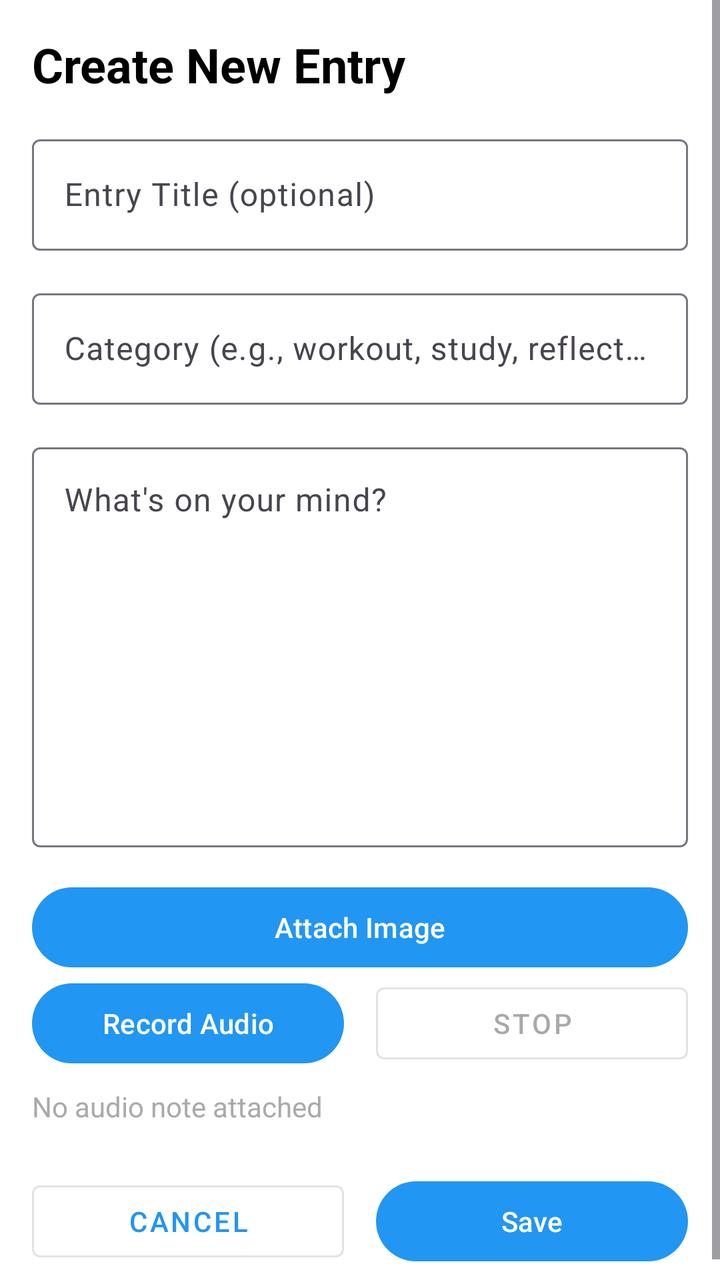
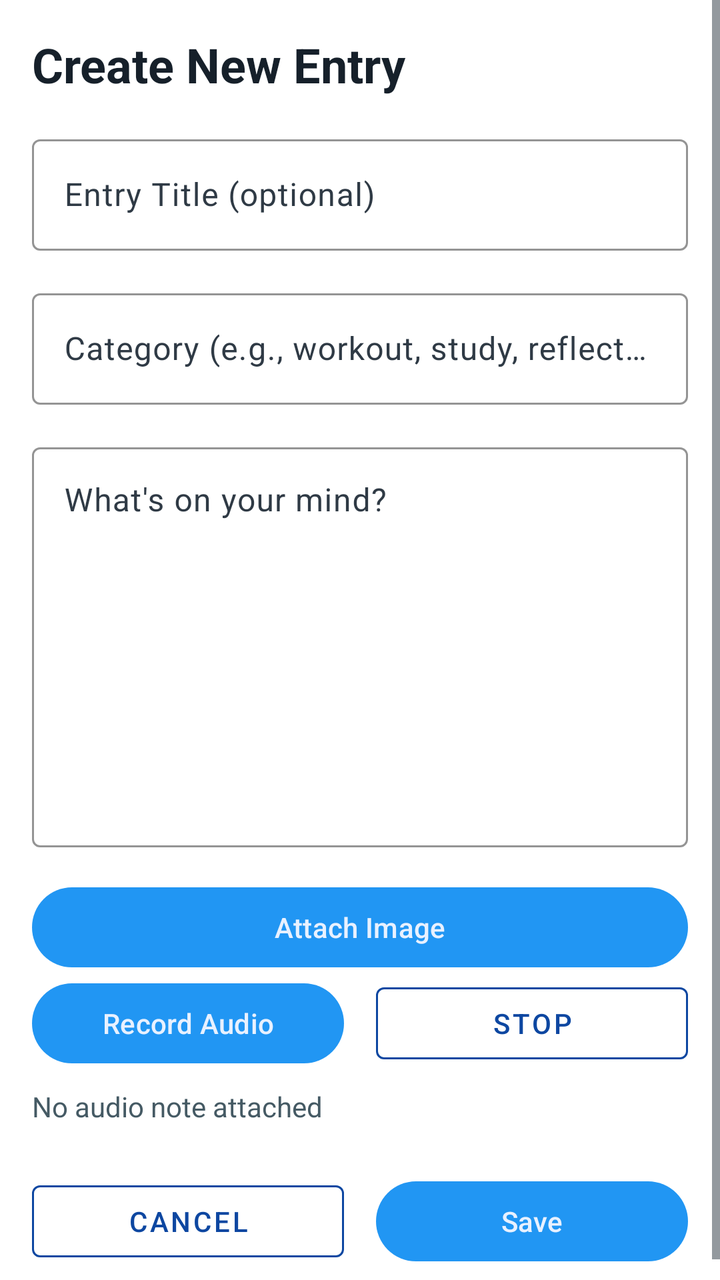

The first picture is an Android layout as it rendered before a commit; the second is the same layout after the commit. The layout source and the unified diff follow.
<!-- AndroidManifest.xml: application theme Theme.LifeLogger -->
<!-- res/layout/fragment_create_entry.xml -->
<?xml version="1.0" encoding="utf-8"?>
<ScrollView xmlns:android="http://schemas.android.com/apk/res/android"
    android:layout_width="match_parent"
    android:layout_height="match_parent"
    android:background="@android:color/white">

    <LinearLayout
        android:layout_width="match_parent"
        android:layout_height="wrap_content"
        android:orientation="vertical"
        android:padding="16dp">

        
        <TextView
            android:layout_width="match_parent"
            android:layout_height="wrap_content"
            android:text="Create New Entry"
            android:textSize="24sp"
            android:textStyle="bold"
            android:textColor="@android:color/black"
            android:layout_marginBottom="16dp" />

        
        <com.google.android.material.textfield.TextInputLayout
            android:layout_width="match_parent"
            android:layout_height="wrap_content"
            android:layout_marginBottom="16dp">

            <com.google.android.material.textfield.TextInputEditText
                android:id="@+id/titleInput"
                android:layout_width="match_parent"
                android:layout_height="wrap_content"
                android:hint="Entry Title (optional)" />
        </com.google.android.material.textfield.TextInputLayout>

        
        <com.google.android.material.textfield.TextInputLayout
            android:layout_width="match_parent"
            android:layout_height="wrap_content"
            android:layout_marginBottom="16dp">

            <com.google.android.material.textfield.TextInputEditText
                android:id="@+id/categoryInput"
                android:layout_width="match_parent"
                android:layout_height="wrap_content"
                android:hint="Category (e.g., workout, study, reflection)" />
        </com.google.android.material.textfield.TextInputLayout>

        
        <com.google.android.material.textfield.TextInputLayout
            android:layout_width="match_parent"
            android:layout_height="wrap_content"
            android:layout_marginBottom="16dp">

            <com.google.android.material.textfield.TextInputEditText
                android:id="@+id/contentInput"
                android:layout_width="match_parent"
                android:layout_height="200dp"
                android:hint="What's on your mind?"
                android:gravity="top" />
        </com.google.android.material.textfield.TextInputLayout>

        <com.google.android.material.button.MaterialButton
            android:id="@+id/attachImageButton"
            android:layout_width="match_parent"
            android:layout_height="wrap_content"
            android:text="Attach Image" />

        <ImageView
            android:id="@+id/selectedImagePreview"
            android:layout_width="match_parent"
            android:layout_height="180dp"
            android:layout_marginTop="8dp"
            android:layout_marginBottom="16dp"
            android:adjustViewBounds="true"
            android:scaleType="centerCrop"
            android:visibility="gone" />

        <LinearLayout
            android:layout_width="match_parent"
            android:layout_height="wrap_content"
            android:orientation="horizontal">

            <com.google.android.material.button.MaterialButton
                android:id="@+id/startRecordingButton"
                android:layout_width="0dp"
                android:layout_height="wrap_content"
                android:layout_weight="1"
                android:layout_marginEnd="8dp"
                android:text="Record Audio" />

            <com.google.android.material.button.MaterialButton
                android:id="@+id/stopRecordingButton"
                android:layout_width="0dp"
                android:layout_height="wrap_content"
                android:layout_weight="1"
                android:layout_marginStart="8dp"
                android:enabled="false"
                android:text="Stop"
                style="@style/Widget.MaterialComponents.Button.OutlinedButton" />
        </LinearLayout>

        <TextView
            android:id="@+id/audioStatusText"
            android:layout_width="match_parent"
            android:layout_height="wrap_content"
            android:layout_marginTop="8dp"
            android:layout_marginBottom="8dp"
            android:text="No audio note attached"
            android:textColor="@android:color/darker_gray" />

        
        <LinearLayout
            android:layout_width="match_parent"
            android:layout_height="wrap_content"
            android:orientation="horizontal"
            android:gravity="center"
            android:layout_marginTop="16dp">

            <com.google.android.material.button.MaterialButton
                android:id="@+id/cancelButton"
                android:layout_width="0dp"
                android:layout_height="wrap_content"
                android:layout_weight="1"
                android:layout_marginEnd="8dp"
                android:text="Cancel"
                style="@style/Widget.MaterialComponents.Button.OutlinedButton" />

            <com.google.android.material.button.MaterialButton
                android:id="@+id/saveButton"
                android:layout_width="0dp"
                android:layout_height="wrap_content"
                android:layout_weight="1"
                android:layout_marginStart="8dp"
                android:text="Save" />
        </LinearLayout>

    </LinearLayout>

</ScrollView>
<!-- resources referenced by this layout -->
<resources>
  <style name="Theme.LifeLogger" parent="Base.Theme.LifeLogger" />
  <style name="Base.Theme.LifeLogger" parent="Theme.Material3.DayNight.NoActionBar">
          
          <item name="colorPrimary">@color/primary_blue</item>
          <item name="colorPrimaryDark">@color/primary_dark_blue</item>
          <item name="colorAccent">@color/accent_red</item>
      </style>
  <color name="primary_blue">#2196F3</color>
  <color name="primary_dark_blue">#1976D2</color>
  <color name="accent_red">#FF6B6B</color>
</resources>

<!-- the commit's change to res/layout/fragment_create_entry.xml (unified diff, before → after) -->
@@ -1,5 +1,6 @@
 <?xml version="1.0" encoding="utf-8"?>
 <ScrollView xmlns:android="http://schemas.android.com/apk/res/android"
+    xmlns:app="http://schemas.android.com/apk/res-auto"
     android:layout_width="match_parent"
     android:layout_height="match_parent"
     android:background="@android:color/white">
@@ -17,46 +18,58 @@
             android:text="Create New Entry"
             android:textSize="24sp"
             android:textStyle="bold"
-            android:textColor="@android:color/black"
+            android:textColor="@color/text_primary"
             android:layout_marginBottom="16dp" />
 
         
         <com.google.android.material.textfield.TextInputLayout
             android:layout_width="match_parent"
             android:layout_height="wrap_content"
-            android:layout_marginBottom="16dp">
+            android:layout_marginBottom="16dp"
+            app:boxStrokeColor="@color/text_blue_accent"
+            app:hintTextColor="@color/text_secondary">
 
             <com.google.android.material.textfield.TextInputEditText
                 android:id="@+id/titleInput"
                 android:layout_width="match_parent"
                 android:layout_height="wrap_content"
-                android:hint="Entry Title (optional)" />
+                android:hint="Entry Title (optional)"
+                android:textColor="@color/text_primary"
+                android:textColorHint="@color/text_secondary" />
         </com.google.android.material.textfield.TextInputLayout>
 
         
         <com.google.android.material.textfield.TextInputLayout
             android:layout_width="match_parent"
             android:layout_height="wrap_content"
-            android:layout_marginBottom="16dp">
+            android:layout_marginBottom="16dp"
+            app:boxStrokeColor="@color/text_blue_accent"
+            app:hintTextColor="@color/text_secondary">
 
             <com.google.android.material.textfield.TextInputEditText
                 android:id="@+id/categoryInput"
                 android:layout_width="match_parent"
                 android:layout_height="wrap_content"
-                android:hint="Category (e.g., workout, study, reflection)" />
+                android:hint="Category (e.g., workout, study, reflection)"
+                android:textColor="@color/text_primary"
+                android:textColorHint="@color/text_secondary" />
         </com.google.android.material.textfield.TextInputLayout>
 
         
         <com.google.android.material.textfield.TextInputLayout
             android:layout_width="match_parent"
             android:layout_height="wrap_content"
-            android:layout_marginBottom="16dp">
+            android:layout_marginBottom="16dp"
+            app:boxStrokeColor="@color/text_blue_accent"
+            app:hintTextColor="@color/text_secondary">
 
             <com.google.android.material.textfield.TextInputEditText
                 android:id="@+id/contentInput"
                 android:layout_width="match_parent"
                 android:layout_height="200dp"
                 android:hint="What's on your mind?"
+                android:textColor="@color/text_primary"
+                android:textColorHint="@color/text_secondary"
                 android:gravity="top" />
         </com.google.android.material.textfield.TextInputLayout>
 
@@ -97,6 +110,8 @@
                 android:layout_marginStart="8dp"
                 android:enabled="false"
                 android:text="Stop"
+                android:textColor="@color/text_blue_accent"
+                app:strokeColor="@color/text_blue_accent"
                 style="@style/Widget.MaterialComponents.Button.OutlinedButton" />
         </LinearLayout>
 
@@ -107,7 +122,7 @@
             android:layout_marginTop="8dp"
             android:layout_marginBottom="8dp"
             android:text="No audio note attached"
-            android:textColor="@android:color/darker_gray" />
+            android:textColor="@color/text_tertiary" />
 
         
         <LinearLayout
@@ -124,6 +139,8 @@
                 android:layout_weight="1"
                 android:layout_marginEnd="8dp"
                 android:text="Cancel"
+                android:textColor="@color/text_blue_accent"
+                app:strokeColor="@color/text_blue_accent"
                 style="@style/Widget.MaterialComponents.Button.OutlinedButton" />
 
             <com.google.android.material.button.MaterialButton
<!-- resource entries referenced after the edit -->
@@ -1,14 +1,27 @@
 <!-- resources referenced by this layout -->
 <resources>
+  <color name="text_blue_accent">#0D47A1</color>
+  <color name="text_primary">#16202A</color>
+  <color name="text_secondary">#2F3A45</color>
+  <color name="text_tertiary">#455A64</color>
   <style name="Theme.LifeLogger" parent="Base.Theme.LifeLogger" />
-  <style name="Base.Theme.LifeLogger" parent="Theme.Material3.DayNight.NoActionBar">
+  <style name="Base.Theme.LifeLogger" parent="Theme.Material3.Light.NoActionBar">
           
           <item name="colorPrimary">@color/primary_blue</item>
           <item name="colorPrimaryDark">@color/primary_dark_blue</item>
           <item name="colorAccent">@color/accent_red</item>
+          <item name="android:textColorPrimary">@color/text_primary</item>
+          <item name="android:textColorSecondary">@color/text_secondary</item>
+          <item name="android:textColorTertiary">@color/text_tertiary</item>
+          <item name="android:textColorHint">@color/text_tertiary</item>
+          <item name="colorOnBackground">@color/text_primary</item>
+          <item name="colorOnSurface">@color/text_primary</item>
+          <item name="colorOnSurfaceVariant">@color/text_secondary</item>
+          <item name="colorOnPrimary">@color/text_on_blue_header_main</item>
       </style>
   <color name="primary_blue">#2196F3</color>
   <color name="primary_dark_blue">#1976D2</color>
   <color name="accent_red">#FF6B6B</color>
+  <color name="text_on_blue_header_main">#E8F1FF</color>
 </resources>
 
